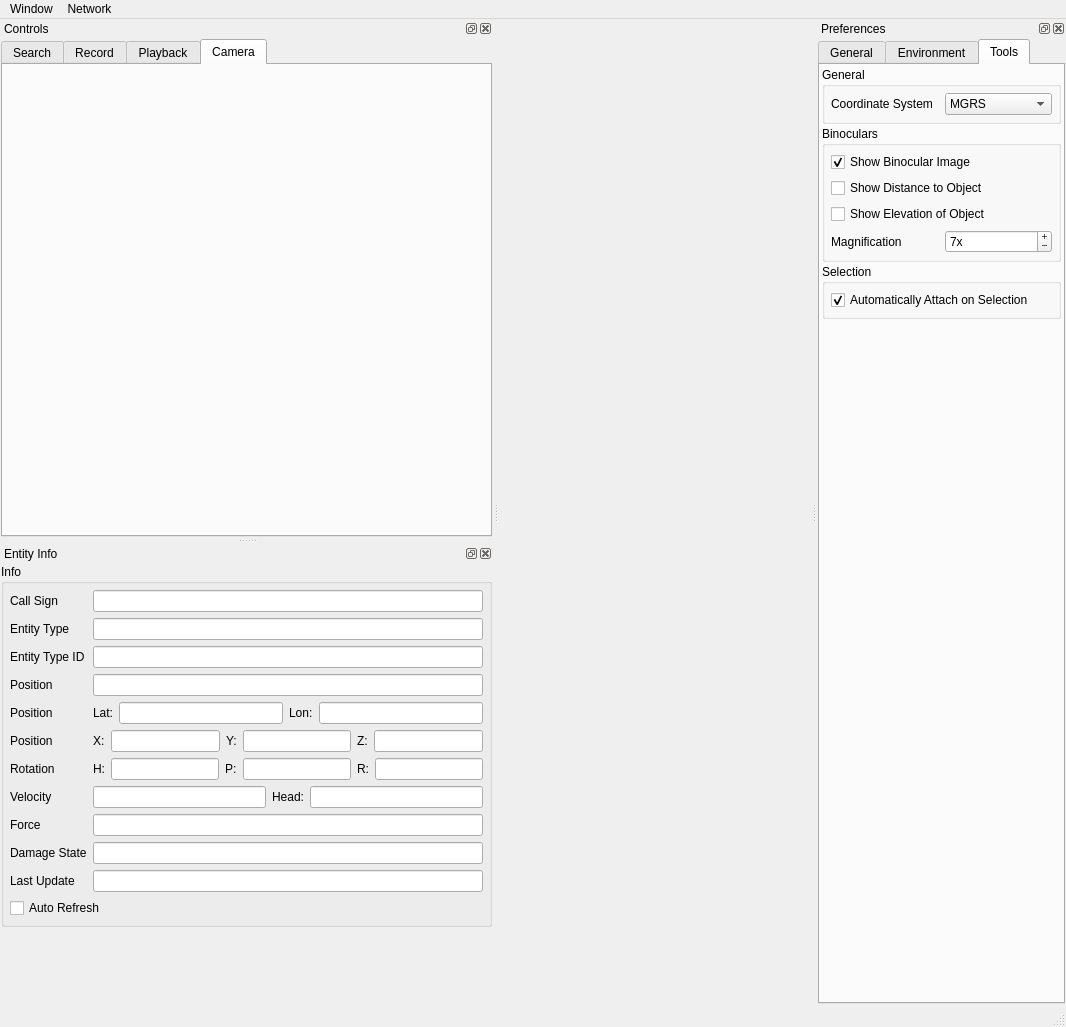
First picture: the form in source/StealthViewer/ui/MainWindowUi.ui, repository delta3d/SimulationCore, before the edit.
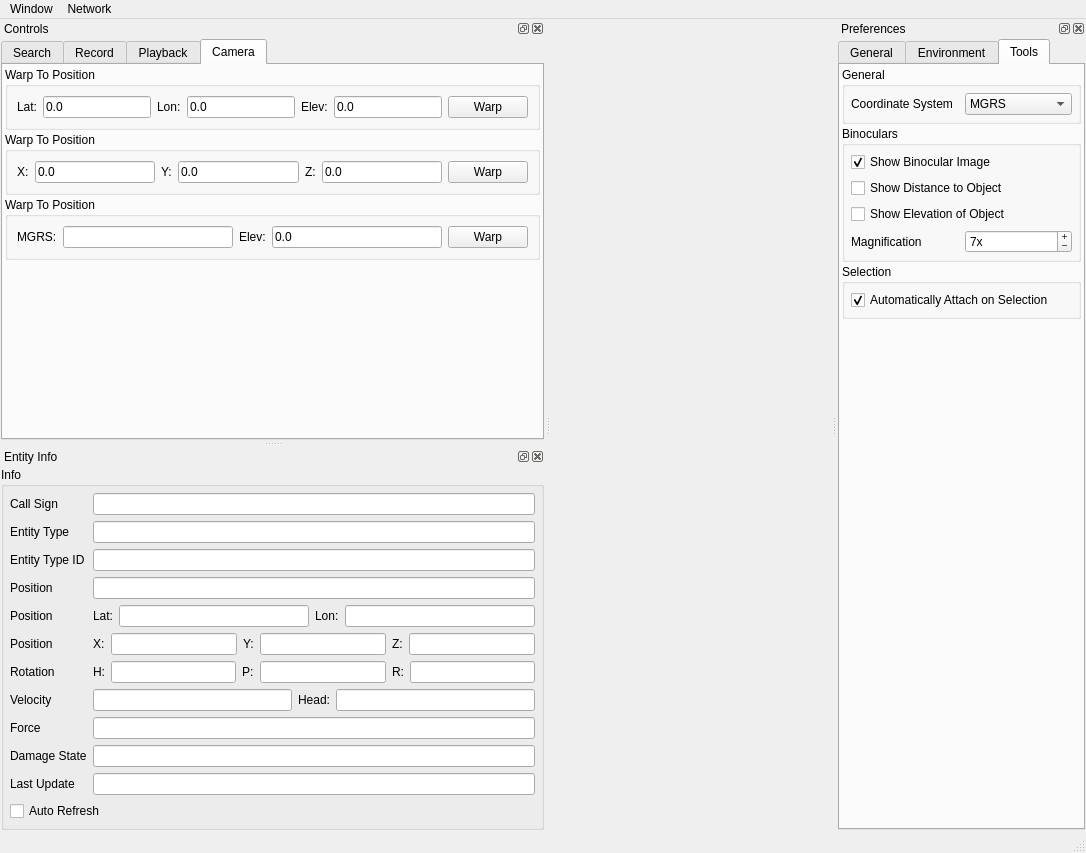
Second picture: the form after the edit. The open tabs and pages were chosen to show the change.

Commit message: More commiting of the warp to stuff, now with the ui files the cpps, and the unit tests, oops.

Diff of the .ui file:
```diff
--- a/source/StealthViewer/ui/MainWindowUi.ui
+++ b/source/StealthViewer/ui/MainWindowUi.ui
@@ -5,8 +5,8 @@
    <rect>
     <x>0</x>
     <y>0</y>
-    <width>1066</width>
-    <height>1027</height>
+    <width>1086</width>
+    <height>853</height>
    </rect>
   </property>
   <property name="windowTitle" >
@@ -21,8 +21,8 @@
     <rect>
      <x>0</x>
      <y>0</y>
-     <width>1066</width>
-     <height>25</height>
+     <width>1086</width>
+     <height>22</height>
     </rect>
    </property>
    <widget class="QMenu" name="mMenuWindow" >
@@ -2993,8 +2993,231 @@
          <property name="bottomMargin" >
           <number>2</number>
          </property>
+         <item>
+          <widget class="QGroupBox" name="mWarpToLatLonGroup" >
+           <property name="sizePolicy" >
+            <sizepolicy vsizetype="Maximum" hsizetype="Preferred" >
+             <horstretch>0</horstretch>
+             <verstretch>0</verstretch>
+            </sizepolicy>
+           </property>
+           <property name="title" >
+            <string>Warp To Position</string>
+           </property>
+           <layout class="QVBoxLayout" >
+            <item>
+             <layout class="QHBoxLayout" >
+              <item>
+               <widget class="QLabel" name="mWarpToLatLabel" >
+                <property name="text" >
+                 <string>Lat:</string>
+                </property>
+               </widget>
+              </item>
+              <item>
+               <widget class="QLineEdit" name="mWarpToLat" >
+                <property name="toolTip" >
+                 <string>The Latitude of the entity (North-South)</string>
+                </property>
+                <property name="text" >
+                 <string>0.0</string>
+                </property>
+                <property name="readOnly" >
+                 <bool>false</bool>
+                </property>
+               </widget>
+              </item>
+              <item>
+               <widget class="QLabel" name="mWarpToLonLabel" >
+                <property name="text" >
+                 <string>Lon:</string>
+                </property>
+               </widget>
+              </item>
+              <item>
+               <widget class="QLineEdit" name="mWarpToLon" >
+                <property name="toolTip" >
+                 <string>The longitude of the entity (East-West)</string>
+                </property>
+                <property name="text" >
+                 <string>0.0</string>
+                </property>
+                <property name="readOnly" >
+                 <bool>false</bool>
+                </property>
+               </widget>
+              </item>
+              <item>
+               <widget class="QLabel" name="mWarpToLLElevLabel" >
+                <property name="text" >
+                 <string>Elev:</string>
+                </property>
+               </widget>
+              </item>
+              <item>
+               <widget class="QLineEdit" name="mWarpToLLElev" >
+                <property name="text" >
+                 <string>0.0</string>
+                </property>
+               </widget>
+              </item>
+              <item>
+               <widget class="QPushButton" name="mWarpToLLButton" >
+                <property name="text" >
+                 <string>Warp</string>
+                </property>
+               </widget>
+              </item>
+             </layout>
+            </item>
+           </layout>
+          </widget>
+         </item>
+         <item>
+          <widget class="QGroupBox" name="mWarpToXYZGroup" >
+           <property name="sizePolicy" >
+            <sizepolicy vsizetype="Maximum" hsizetype="Preferred" >
+             <horstretch>0</horstretch>
+             <verstretch>0</verstretch>
+            </sizepolicy>
+           </property>
+           <property name="title" >
+            <string>Warp To Position</string>
+           </property>
+           <layout class="QVBoxLayout" >
+            <item>
+             <layout class="QHBoxLayout" >
+              <item>
+               <widget class="QLabel" name="mWarpToXLabel" >
+                <property name="text" >
+                 <string>X:</string>
+                </property>
+               </widget>
+              </item>
+              <item>
+               <widget class="QLineEdit" name="mWarpToX" >
+                <property name="toolTip" >
+                 <string>The Latitude of the entity (North-South)</string>
+                </property>
+                <property name="text" >
+                 <string>0.0</string>
+                </property>
+                <property name="readOnly" >
+                 <bool>false</bool>
+                </property>
+               </widget>
+              </item>
+              <item>
+               <widget class="QLabel" name="mWarpToYLabel" >
+                <property name="text" >
+                 <string>Y:</string>
+                </property>
+               </widget>
+              </item>
+              <item>
+               <widget class="QLineEdit" name="mWarpToY" >
+                <property name="toolTip" >
+                 <string>The longitude of the entity (East-West)</string>
+                </property>
+                <property name="text" >
+                 <string>0.0</string>
+                </property>
+                <property name="readOnly" >
+                 <bool>false</bool>
+                </property>
+               </widget>
+              </item>
+              <item>
+               <widget class="QLabel" name="mWarpToZLabel" >
+                <property name="text" >
+                 <string>Z:</string>
+                </property>
+               </widget>
+              </item>
+              <item>
+               <widget class="QLineEdit" name="mWarpToZ" >
+                <property name="text" >
+                 <string>0.0</string>
+                </property>
+               </widget>
+              </item>
+              <item>
+               <widget class="QPushButton" name="mWarpToXYZButton" >
+                <property name="text" >
+                 <string>Warp</string>
+                </property>
+               </widget>
+              </item>
+             </layout>
+            </item>
+           </layout>
+          </widget>
+         </item>
+         <item>
+          <widget class="QGroupBox" name="mWarpToMGRSGroup" >
+           <property name="sizePolicy" >
+            <sizepolicy vsizetype="Maximum" hsizetype="Preferred" >
+             <horstretch>0</horstretch>
+             <verstretch>0</verstretch>
+            </sizepolicy>
+           </property>
+           <property name="title" >
+            <string>Warp To Position</string>
+           </property>
+           <layout class="QVBoxLayout" >
+            <item>
+             <layout class="QHBoxLayout" >
+              <item>
+               <widget class="QLabel" name="mWarpToMGRSLabel" >
+                <property name="text" >
+                 <string>MGRS:</string>
+                </property>
+               </widget>
+              </item>
+              <item>
+               <widget class="QLineEdit" name="mWarpToMGRS" >
+                <property name="toolTip" >
+                 <string>The Latitude of the entity (North-South)</string>
+                </property>
+                <property name="readOnly" >
+                 <bool>false</bool>
+                </property>
+               </widget>
+              </item>
+              <item>
+               <widget class="QLabel" name="mWarpToMGRSElevLabel" >
+                <property name="text" >
+                 <string>Elev:</string>
+                </property>
+               </widget>
+              </item>
+              <item>
+               <widget class="QLineEdit" name="mWarpToMGRSElev" >
+                <property name="text" >
+                 <string>0.0</string>
+                </property>
+               </widget>
+              </item>
+              <item>
+               <widget class="QPushButton" name="mWarpToMGRSButton" >
+                <property name="text" >
+                 <string>Warp</string>
+                </property>
+               </widget>
+              </item>
+             </layout>
+            </item>
+           </layout>
+          </widget>
+         </item>
          <item>
           <widget class="QLabel" name="mControlsCameraImageLabel" >
+           <property name="sizePolicy" >
+            <sizepolicy vsizetype="Minimum" hsizetype="Preferred" >
+             <horstretch>0</horstretch>
+             <verstretch>0</verstretch>
+            </sizepolicy>
+           </property>
            <property name="text" >
             <string/>
            </property>
```
Left out of the diff: 133 changed lines with no effect on the pictures. The commit also changes 8 other files.
